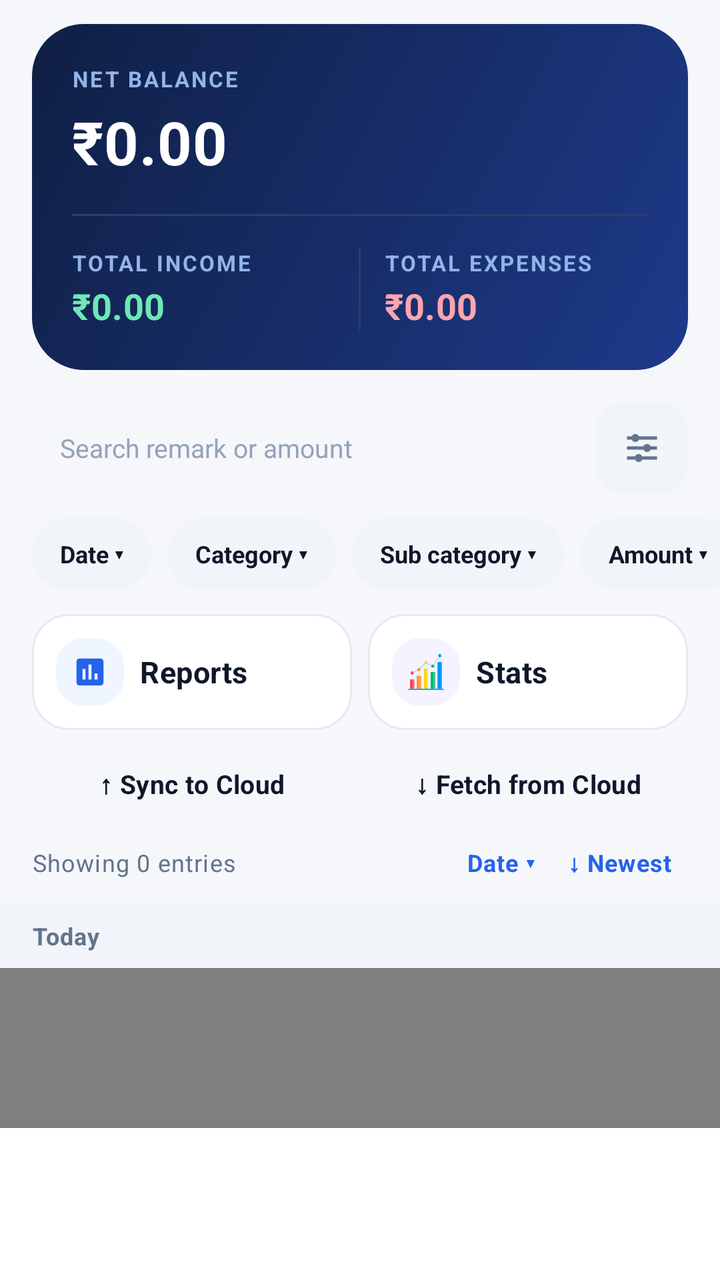
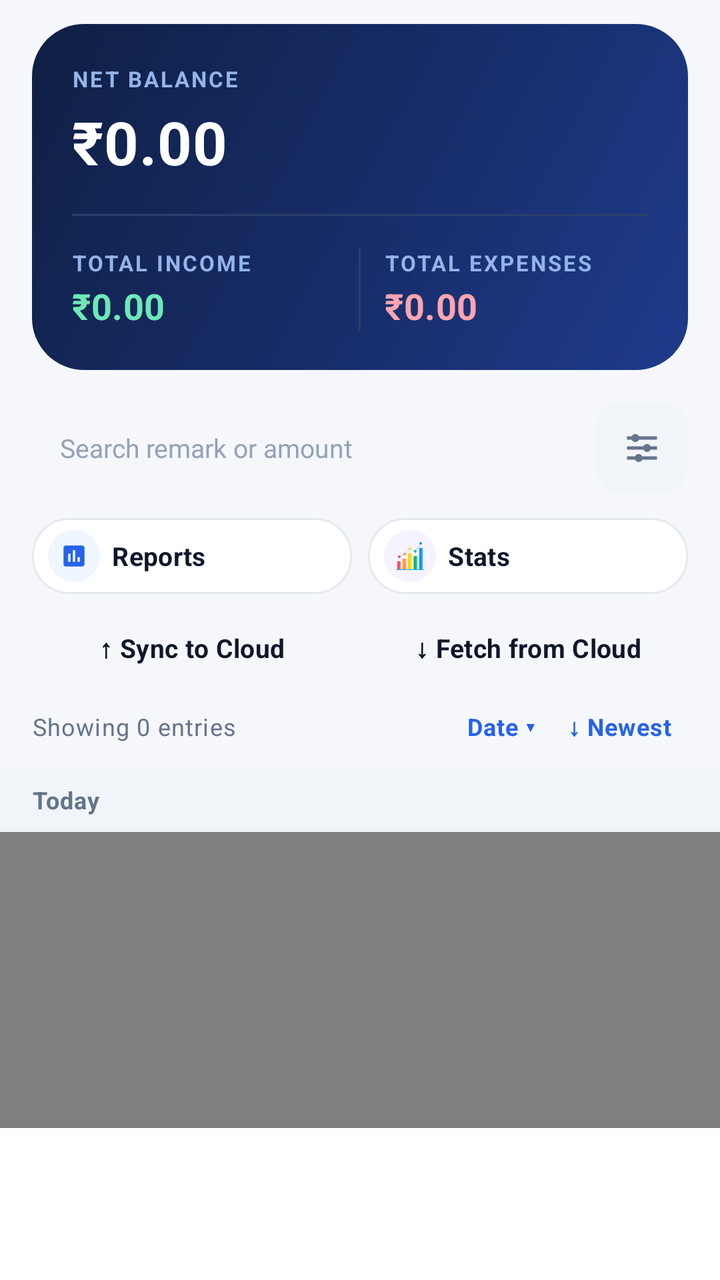

An Android layout rendered at two revisions. The XML below is the earlier revision; the diff shows what the commit changed to produce the second picture.
<!-- AndroidManifest.xml: application theme Theme.ExpenseOS -->
<!-- res/layout/fragment_home.xml -->
<?xml version="1.0" encoding="utf-8"?>
<androidx.coordinatorlayout.widget.CoordinatorLayout xmlns:android="http://schemas.android.com/apk/res/android"
    xmlns:app="http://schemas.android.com/apk/res-auto"
    android:layout_width="match_parent"
    android:layout_height="match_parent"
    android:background="@color/bg">

    <com.google.android.material.appbar.AppBarLayout
        android:id="@+id/appBarLayout"
        android:layout_width="match_parent"
        android:layout_height="wrap_content"
        android:background="@color/bg"
        app:elevation="0dp">

        <LinearLayout
            android:layout_width="match_parent"
            android:layout_height="wrap_content"
            android:orientation="vertical"
            app:layout_scrollFlags="scroll|enterAlways">

            
            <androidx.cardview.widget.CardView
                android:layout_width="match_parent"
                android:layout_height="wrap_content"
                android:layout_marginHorizontal="@dimen/screen_padding"
                android:layout_marginTop="@dimen/space_3"
                android:layout_marginBottom="@dimen/space_4"
                app:cardBackgroundColor="@android:color/transparent"
                app:cardCornerRadius="@dimen/radius_xl"
                app:cardElevation="0dp">

                <LinearLayout
                    android:layout_width="match_parent"
                    android:layout_height="wrap_content"
                    android:background="@drawable/bg_card_hero"
                    android:orientation="vertical"
                    android:padding="@dimen/space_5">

                    <TextView
                        style="@style/Text.HeroLabel"
                        android:layout_width="wrap_content"
                        android:layout_height="wrap_content"
                        android:text="Net balance" />

                    <TextView
                        android:id="@+id/tv_net_balance"
                        style="@style/Text.HeroAmount"
                        android:layout_width="match_parent"
                        android:layout_height="wrap_content"
                        android:layout_marginTop="@dimen/space_1"
                        android:ellipsize="end"
                        android:maxLines="1"
                        android:text="₹0.00"
                        android:textSize="@dimen/type_display" />

                    <View
                        android:layout_width="match_parent"
                        android:layout_height="1dp"
                        android:layout_marginTop="@dimen/space_4"
                        android:background="@color/hero_divider" />

                    <LinearLayout
                        android:layout_width="match_parent"
                        android:layout_height="wrap_content"
                        android:layout_marginTop="@dimen/space_4"
                        android:orientation="horizontal">

                        <LinearLayout
                            android:layout_width="0dp"
                            android:layout_height="wrap_content"
                            android:layout_weight="1"
                            android:orientation="vertical">

                            <TextView
                                style="@style/Text.HeroLabel"
                                android:layout_width="wrap_content"
                                android:layout_height="wrap_content"
                                android:text="Total income" />

                            <TextView
                                android:id="@+id/tv_total_income"
                                style="@style/Text.Amount"
                                android:layout_width="match_parent"
                                android:layout_height="wrap_content"
                                android:layout_marginTop="2dp"
                                android:ellipsize="end"
                                android:maxLines="1"
                                android:text="₹0.00"
                                android:textColor="@color/hero_income"
                                android:textSize="@dimen/type_title" />
                        </LinearLayout>

                        <View
                            android:layout_width="1dp"
                            android:layout_height="match_parent"
                            android:layout_marginHorizontal="@dimen/space_3"
                            android:background="@color/hero_divider" />

                        <LinearLayout
                            android:layout_width="0dp"
                            android:layout_height="wrap_content"
                            android:layout_weight="1"
                            android:orientation="vertical">

                            <TextView
                                style="@style/Text.HeroLabel"
                                android:layout_width="wrap_content"
                                android:layout_height="wrap_content"
                                android:text="Total expenses" />

                            <TextView
                                android:id="@+id/tv_total_expense"
                                style="@style/Text.Amount"
                                android:layout_width="match_parent"
                                android:layout_height="wrap_content"
                                android:layout_marginTop="2dp"
                                android:ellipsize="end"
                                android:maxLines="1"
                                android:text="₹0.00"
                                android:textColor="@color/hero_expense"
                                android:textSize="@dimen/type_title" />
                        </LinearLayout>
                    </LinearLayout>
                </LinearLayout>
            </androidx.cardview.widget.CardView>

            
            <LinearLayout
                android:layout_width="match_parent"
                android:layout_height="wrap_content"
                android:layout_marginHorizontal="@dimen/screen_padding"
                android:layout_marginBottom="@dimen/space_3"
                android:gravity="center_vertical"
                android:orientation="horizontal">

                <EditText
                    android:id="@+id/etTxnSearch"
                    style="@style/SearchField"
                    android:backgroundTint="@android:color/transparent"
                    android:layout_width="0dp"
                    android:layout_height="46dp"
                    android:layout_weight="1"
                    android:autofillHints=""
                    android:hint="Search remark or amount"
                    android:imeOptions="actionSearch"
                    android:inputType="text"
                    android:singleLine="true"
                    android:textSize="@dimen/type_body_sm" />

                <ImageButton
                    android:id="@+id/btnTxnFilter"
                    android:layout_width="46dp"
                    android:layout_height="46dp"
                    android:layout_marginStart="@dimen/space_2"
                    android:background="@drawable/selector_btn_ghost"
                    android:contentDescription="Filter"
                    android:padding="13dp"
                    android:scaleType="fitCenter"
                    android:src="@drawable/ic_filter"
                    app:tint="@color/text_muted" />
            </LinearLayout>

            
            <HorizontalScrollView
                android:layout_width="match_parent"
                android:layout_height="wrap_content"
                android:layout_marginBottom="@dimen/space_3"
                android:clipToPadding="false"
                android:paddingHorizontal="@dimen/screen_padding"
                android:scrollbars="none">

                <LinearLayout
                    android:layout_width="wrap_content"
                    android:layout_height="wrap_content"
                    android:orientation="horizontal">

                    <TextView
                        android:id="@+id/chipDate"
                        style="@style/FilterChip"
                        android:text="Date ▾" />

                    <TextView
                        android:id="@+id/chipCategory"
                        style="@style/FilterChip"
                        android:text="Category ▾" />

                    <TextView
                        android:id="@+id/chipSubCategory"
                        style="@style/FilterChip"
                        android:text="Sub category ▾" />

                    <TextView
                        android:id="@+id/chipAmount"
                        style="@style/FilterChip"
                        android:text="Amount ▾" />

                    <TextView
                        android:id="@+id/chipPaymentType"
                        style="@style/FilterChip"
                        android:text="Payment type ▾" />
                </LinearLayout>
            </HorizontalScrollView>

            
            <LinearLayout
                android:layout_width="match_parent"
                android:layout_height="wrap_content"
                android:layout_marginHorizontal="@dimen/screen_padding"
                android:layout_marginBottom="@dimen/space_3"
                android:orientation="horizontal">

                <LinearLayout
                    android:id="@+id/rowViewReports"
                    android:layout_width="0dp"
                    android:layout_height="wrap_content"
                    android:layout_marginEnd="@dimen/space_2"
                    android:layout_weight="1"
                    android:background="@drawable/selector_card"
                    android:clickable="true"
                    android:focusable="true"
                    android:gravity="center_vertical"
                    android:orientation="horizontal"
                    android:padding="@dimen/space_3">

                    <FrameLayout
                        android:layout_width="@dimen/icon_tile_sm"
                        android:layout_height="@dimen/icon_tile_sm"
                        android:background="@drawable/bg_icon_tile_primary">

                        <ImageView
                            android:layout_width="18dp"
                            android:layout_height="18dp"
                            android:layout_gravity="center"
                            android:contentDescription="@null"
                            android:src="@drawable/ic_reports"
                            app:tint="@color/primary" />
                    </FrameLayout>

                    <TextView
                        style="@style/Text.SectionTitle"
                        android:layout_width="wrap_content"
                        android:layout_height="wrap_content"
                        android:layout_marginStart="@dimen/space_2"
                        android:text="Reports" />
                </LinearLayout>

                <LinearLayout
                    android:id="@+id/rowStats"
                    android:layout_width="0dp"
                    android:layout_height="wrap_content"
                    android:layout_weight="1"
                    android:background="@drawable/selector_card"
                    android:clickable="true"
                    android:focusable="true"
                    android:gravity="center_vertical"
                    android:orientation="horizontal"
                    android:padding="@dimen/space_3">

                    <FrameLayout
                        android:layout_width="@dimen/icon_tile_sm"
                        android:layout_height="@dimen/icon_tile_sm"
                        android:background="@drawable/bg_icon_tile_accent">

                        <ImageView
                            android:layout_width="18dp"
                            android:layout_height="18dp"
                            android:layout_gravity="center"
                            android:contentDescription="@null"
                            android:src="@drawable/ic_stats" />
                    </FrameLayout>

                    <TextView
                        style="@style/Text.SectionTitle"
                        android:layout_width="wrap_content"
                        android:layout_height="wrap_content"
                        android:layout_marginStart="@dimen/space_2"
                        android:text="Stats" />
                </LinearLayout>
            </LinearLayout>

            
            <LinearLayout
                android:layout_width="match_parent"
                android:layout_height="wrap_content"
                android:layout_marginHorizontal="@dimen/screen_padding"
                android:layout_marginBottom="@dimen/space_3"
                android:orientation="horizontal">

                <Button
                    android:id="@+id/btn_sync_cloud"
                    style="@style/BtnOutline"
                    android:layout_width="0dp"
                    android:layout_height="30dp"
                    android:layout_marginEnd="@dimen/space_2"
                    android:layout_weight="1"
                    android:text="↑ Sync to Cloud"
                    android:textSize="@dimen/type_body_sm" />

                <Button
                    android:id="@+id/btn_fetch_cloud"
                    style="@style/BtnOutline"
                    android:layout_width="0dp"
                    android:layout_height="30dp"
                    android:layout_weight="1"
                    android:text="↓ Fetch from Cloud"
                    android:textSize="@dimen/type_body_sm" />
            </LinearLayout>

            
            <LinearLayout
                android:layout_width="match_parent"
                android:layout_height="wrap_content"
                android:layout_marginHorizontal="@dimen/screen_padding"
                android:layout_marginBottom="@dimen/space_2"
                android:gravity="center_vertical"
                android:orientation="horizontal">

                <TextView
                    android:id="@+id/tvEntryCount"
                    style="@style/Text.Caption"
                    android:layout_width="0dp"
                    android:layout_height="wrap_content"
                    android:layout_weight="1"
                    android:ellipsize="end"
                    android:singleLine="true"
                    android:text="Showing 0 entries" />

                <TextView
                    android:id="@+id/btnSortField"
                    style="@style/Text.Caption"
                    android:layout_width="wrap_content"
                    android:layout_height="wrap_content"
                    android:background="?attr/selectableItemBackground"
                    android:clickable="true"
                    android:focusable="true"
                    android:paddingHorizontal="@dimen/space_2"
                    android:paddingVertical="@dimen/space_1"
                    android:text="Date ▾"
                    android:textColor="@color/primary"
                    android:textStyle="bold" />

                <TextView
                    android:id="@+id/btnSortToggle"
                    style="@style/Text.Caption"
                    android:layout_width="wrap_content"
                    android:layout_height="wrap_content"
                    android:background="?attr/selectableItemBackground"
                    android:clickable="true"
                    android:focusable="true"
                    android:paddingHorizontal="@dimen/space_2"
                    android:paddingVertical="@dimen/space_1"
                    android:text="↓ Newest"
                    android:textColor="@color/primary"
                    android:textStyle="bold" />
            </LinearLayout>
        </LinearLayout>

        
        <TextView
            android:id="@+id/tvStickyDateHeader"
            style="@style/Text.Caption"
            android:layout_width="match_parent"
            android:layout_height="wrap_content"
            android:background="@color/surface_2"
            android:paddingHorizontal="@dimen/screen_padding"
            android:paddingVertical="@dimen/space_2"
            android:text="Today"
            android:textStyle="bold" />
    </com.google.android.material.appbar.AppBarLayout>

    
    <FrameLayout
        android:id="@+id/transactionsContent"
        android:layout_width="match_parent"
        android:layout_height="match_parent"
        android:layout_marginBottom="@dimen/bottom_bar_height"
        app:layout_behavior="@string/appbar_scrolling_view_behavior">

        <androidx.swiperefreshlayout.widget.SwipeRefreshLayout
            android:id="@+id/swipe_refresh"
            android:layout_width="match_parent"
            android:layout_height="match_parent">

            <androidx.recyclerview.widget.RecyclerView
                android:id="@+id/rv_transactions"
                android:layout_width="match_parent"
                android:layout_height="match_parent"
                android:background="@color/bg"
                android:clipToPadding="false"
                android:paddingHorizontal="@dimen/space_2"
                android:paddingTop="@dimen/space_2"
                android:paddingBottom="@dimen/space_3" />
        </androidx.swiperefreshlayout.widget.SwipeRefreshLayout>

        
        <LinearLayout
            android:id="@+id/layoutNoTransactions"
            android:layout_width="match_parent"
            android:layout_height="match_parent"
            android:background="@color/bg"
            android:gravity="center"
            android:orientation="vertical"
            android:padding="@dimen/space_8"
            android:visibility="gone">

            <FrameLayout
                android:layout_width="96dp"
                android:layout_height="96dp"
                android:background="@drawable/bg_icon_tile_neutral">

                <ImageView
                    android:layout_width="44dp"
                    android:layout_height="44dp"
                    android:layout_gravity="center"
                    android:contentDescription="@null"
                    android:src="@drawable/ic_no_transactions"
                    app:tint="@color/text_hint" />
            </FrameLayout>

            <TextView
                style="@style/EmptyStateTitle"
                android:layout_width="wrap_content"
                android:layout_height="wrap_content"
                android:text="No transactions yet" />

            <TextView
                style="@style/EmptyStateBody"
                android:layout_width="wrap_content"
                android:layout_height="wrap_content"
                android:text="Use Cash In / Cash Out below to record your first entry." />
        </LinearLayout>
    </FrameLayout>

    
    <LinearLayout
        android:layout_width="match_parent"
        android:layout_height="@dimen/bottom_bar_height"
        android:layout_gravity="bottom"
        android:background="@color/nav_bg"
        android:elevation="@dimen/elevation_3"
        android:gravity="center_vertical"
        android:orientation="horizontal"
        android:paddingHorizontal="@dimen/screen_padding"
        android:paddingVertical="@dimen/space_3">

        <Button
            android:id="@+id/btn_add_income"
            style="@style/BtnSuccess"
            android:layout_width="0dp"
            android:layout_height="match_parent"
            android:layout_marginEnd="@dimen/space_2"
            android:layout_weight="1"
            android:text="+ Cash In" />

        <Button
            android:id="@+id/btn_add_expense"
            style="@style/BtnDanger"
            android:layout_width="0dp"
            android:layout_height="match_parent"
            android:layout_weight="1"
            android:text="− Cash Out" />
    </LinearLayout>

</androidx.coordinatorlayout.widget.CoordinatorLayout>
<!-- resources referenced by this layout -->
<resources>
  <color name="bg">#F5F7FB</color>
  <color name="hero_divider">#2A3F6B</color>
  <color name="hero_expense">#FDA4AF</color>
  <color name="hero_income">#6EE7B7</color>
  <color name="nav_bg">#FFFFFF</color>
  <color name="primary">#2563EB</color>
  <color name="surface_2">#F1F5F9</color>
  <color name="text_hint">#94A3B8</color>
  <color name="text_muted">#64748B</color>
  <dimen name="bottom_bar_height">76dp</dimen>
  <dimen name="elevation_3">6dp</dimen>
  <dimen name="icon_tile_sm">34dp</dimen>
  <dimen name="radius_xl">26dp</dimen>
  <dimen name="screen_padding">16dp</dimen>
  <dimen name="space_1">4dp</dimen>
  <dimen name="space_2">8dp</dimen>
  <dimen name="space_3">12dp</dimen>
  <dimen name="space_4">16dp</dimen>
  <dimen name="space_5">20dp</dimen>
  <dimen name="space_8">32dp</dimen>
  <dimen name="type_body_sm">13sp</dimen>
  <dimen name="type_display">30sp</dimen>
  <dimen name="type_title">18sp</dimen>
  <style name="BtnDanger" parent="BtnBase">
          <item name="backgroundTint">@color/danger</item>
          <item name="android:textColor">@color/white</item>
      </style>
  <style name="BtnSuccess" parent="BtnBase">
          <item name="backgroundTint">@color/success</item>
          <item name="android:textColor">@color/white</item>
      </style>
  <style name="EmptyStateBody" parent="Text.BodyMuted">
          <item name="android:layout_marginTop">@dimen/space_1</item>
          <item name="android:gravity">center</item>
      </style>
  <style name="EmptyStateTitle" parent="Text.Subtitle">
          <item name="android:layout_marginTop">@dimen/space_4</item>
          <item name="android:gravity">center</item>
      </style>
  <style name="Text.Amount" parent="Text.Title">
          <item name="android:textSize">@dimen/type_amount</item>
          <item name="android:fontFamily">sans-serif-medium</item>
      </style>
  <style name="Text.HeroAmount" parent="Text.Amount">
          <item name="android:textColor">@color/hero_text</item>
      </style>
  <style name="Text.HeroLabel" parent="Text.Overline">
          <item name="android:textColor">@color/hero_text_muted</item>
      </style>
  <style name="Text.SectionTitle" parent="Text.Title">
          <item name="android:textSize">@dimen/type_subtitle</item>
          <item name="android:letterSpacing">0.01</item>
      </style>
  <color name="hero_bg_2">#1E3A8A</color>
  <color name="hero_bg">#0F1F44</color>
  <color name="accent_soft">#F5F3FF</color>
  <color name="primary_soft">#EFF6FF</color>
  <color name="primary_container">#DBEAFE</color>
  <color name="bg_card">#FFFFFF</color>
  <color name="border">#E5EAF2</color>
  <color name="danger">#E11D48</color>
  <color name="white">#FFFFFF</color>
  <color name="text">#0F172A</color>
  <color name="success">#059669</color>
  <style name="Text.BodyMuted" parent="Text.Body">
          <item name="android:textColor">@color/text_muted</item>
          <item name="android:textSize">@dimen/type_body_sm</item>
      </style>
  <dimen name="chip_height">36dp</dimen>
  <dimen name="type_caption">12sp</dimen>
  <dimen name="type_amount">16sp</dimen>
  <color name="hero_text">#FFFFFF</color>
  <color name="hero_text_muted">#93B4E8</color>
  <dimen name="type_subtitle">15sp</dimen>
  <color name="primary_dark">#1D4ED8</color>
  <color name="on_primary">#FFFFFF</color>
  <color name="secondary">#0F766E</color>
  <color name="secondary_dark">#115E59</color>
  <color name="surface">#FFFFFF</color>
  <style name="ThemeOverlay.ExpenseOS.BottomSheet" parent="ThemeOverlay.MaterialComponents.BottomSheetDialog">
          <item name="bottomSheetStyle">@style/Widget.ExpenseOS.BottomSheet</item>
      </style>
  <dimen name="touch_target">48dp</dimen>
  <style name="Text.Body" parent="TextAppearance.MaterialComponents.Body1">
          <item name="android:textSize">@dimen/type_body</item>
          <item name="android:textColor">@color/text</item>
      </style>
  <dimen name="input_height">50dp</dimen>
  <dimen name="type_body">14sp</dimen>
  <dimen name="type_label">11sp</dimen>
  <!-- unchanged entries left out for length: 29 -->
</resources>

<!-- the commit's change to res/layout/fragment_home.xml (unified diff, before → after) -->
@@ -167,7 +167,8 @@
                 android:layout_marginBottom="@dimen/space_3"
                 android:clipToPadding="false"
                 android:paddingHorizontal="@dimen/screen_padding"
-                android:scrollbars="none">
+                android:scrollbars="none"
+                android:visibility="gone">
 
                 <LinearLayout
                     android:layout_width="wrap_content"
@@ -220,16 +221,17 @@
                     android:focusable="true"
                     android:gravity="center_vertical"
                     android:orientation="horizontal"
-                    android:padding="@dimen/space_3">
+                    android:paddingHorizontal="@dimen/space_2"
+                    android:paddingVertical="6dp">
 
                     <FrameLayout
-                        android:layout_width="@dimen/icon_tile_sm"
-                        android:layout_height="@dimen/icon_tile_sm"
+                        android:layout_width="26dp"
+                        android:layout_height="26dp"
                         android:background="@drawable/bg_icon_tile_primary">
 
                         <ImageView
-                            android:layout_width="18dp"
-                            android:layout_height="18dp"
+                            android:layout_width="14dp"
+                            android:layout_height="14dp"
                             android:layout_gravity="center"
                             android:contentDescription="@null"
                             android:src="@drawable/ic_reports"
@@ -240,7 +242,8 @@
                         style="@style/Text.SectionTitle"
                         android:layout_width="wrap_content"
                         android:layout_height="wrap_content"
-                        android:layout_marginStart="@dimen/space_2"
+                        android:layout_marginStart="6dp"
+                        android:textSize="13sp"
                         android:text="Reports" />
                 </LinearLayout>
 
@@ -254,16 +257,17 @@
                     android:focusable="true"
                     android:gravity="center_vertical"
                     android:orientation="horizontal"
-                    android:padding="@dimen/space_3">
+                    android:paddingHorizontal="@dimen/space_2"
+                    android:paddingVertical="6dp">
 
                     <FrameLayout
-                        android:layout_width="@dimen/icon_tile_sm"
-                        android:layout_height="@dimen/icon_tile_sm"
+                        android:layout_width="26dp"
+                        android:layout_height="26dp"
                         android:background="@drawable/bg_icon_tile_accent">
 
                         <ImageView
-                            android:layout_width="18dp"
-                            android:layout_height="18dp"
+                            android:layout_width="14dp"
+                            android:layout_height="14dp"
                             android:layout_gravity="center"
                             android:contentDescription="@null"
                             android:src="@drawable/ic_stats" />
@@ -273,7 +277,8 @@
                         style="@style/Text.SectionTitle"
                         android:layout_width="wrap_content"
                         android:layout_height="wrap_content"
-                        android:layout_marginStart="@dimen/space_2"
+                        android:layout_marginStart="6dp"
+                        android:textSize="13sp"
                         android:text="Stats" />
                 </LinearLayout>
             </LinearLayout>
<!-- resource entries referenced after the edit -->
@@ -11,7 +11,6 @@
   <color name="text_muted">#64748B</color>
   <dimen name="bottom_bar_height">76dp</dimen>
   <dimen name="elevation_3">6dp</dimen>
-  <dimen name="icon_tile_sm">34dp</dimen>
   <dimen name="radius_xl">26dp</dimen>
   <dimen name="screen_padding">16dp</dimen>
   <dimen name="space_1">4dp</dimen>
